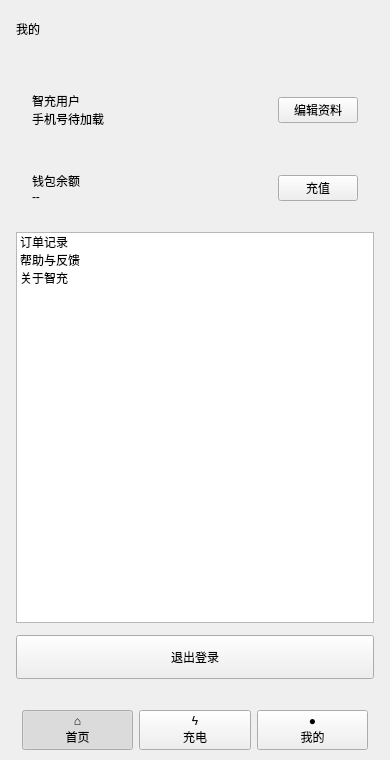
dirtysoup0519/ChargingUser, file ui/mainwindow.ui: the form before one commit.
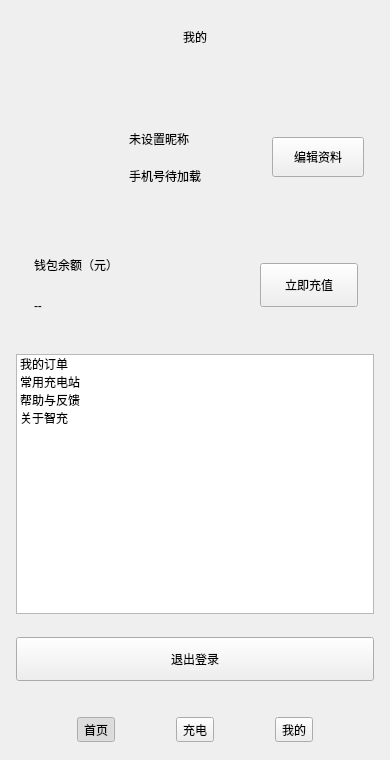
The form after the commit. The open tabs and pages were chosen to show the change. Icons and pictures are not drawn.

Commit message: feat(ui): complete profile pages and icon resources

The edit to the form file:
```diff
--- a/ui/mainwindow.ui
+++ b/ui/mainwindow.ui
@@ -49,29 +49,30 @@
      <item><spacer name="chargingPageSpace"><property name="orientation"><enum>Qt::Vertical</enum></property><property name="sizeHint"><size><width>1</width><height>40</height></size></property></spacer></item>
     </layout></widget>
     <widget class="QWidget" name="profilePage"><layout class="QVBoxLayout" name="profilePageLayout">
-     <property name="leftMargin"><number>16</number></property><property name="topMargin"><number>20</number></property><property name="rightMargin"><number>16</number></property><property name="bottomMargin"><number>20</number></property><property name="spacing"><number>12</number></property>
-     <item><widget class="QLabel" name="profilePageTitle"><property name="text"><string>我的</string></property></widget></item>
+     <property name="leftMargin"><number>16</number></property><property name="topMargin"><number>18</number></property><property name="rightMargin"><number>16</number></property><property name="bottomMargin"><number>18</number></property><property name="spacing"><number>14</number></property>
+     <item><widget class="QLabel" name="profilePageTitle"><property name="minimumSize"><size><width>0</width><height>38</height></size></property><property name="text"><string>我的</string></property><property name="alignment"><set>Qt::AlignCenter</set></property></widget></item>
      <item><widget class="QLabel" name="accountStatusLabel"><property name="text"><string/></property><property name="wordWrap"><bool>true</bool></property><property name="visible"><bool>false</bool></property></widget></item>
-     <item><widget class="QFrame" name="profileCard"><layout class="QHBoxLayout" name="profileCardLayout"><property name="leftMargin"><number>16</number></property><property name="topMargin"><number>16</number></property><property name="rightMargin"><number>16</number></property><property name="bottomMargin"><number>16</number></property>
-      <item><widget class="QLabel" name="profileSummaryLabel"><property name="text"><string>智充用户
-手机号待加载</string></property></widget></item><item><spacer name="profileCardSpace"><property name="orientation"><enum>Qt::Horizontal</enum></property><property name="sizeHint"><size><width>20</width><height>1</height></size></property></spacer></item><item><widget class="QPushButton" name="btnEditProfile"><property name="text"><string>编辑资料</string></property></widget></item>
+     <item><widget class="QFrame" name="profileCard"><property name="minimumSize"><size><width>0</width><height>118</height></size></property><layout class="QHBoxLayout" name="profileCardLayout"><property name="leftMargin"><number>14</number></property><property name="topMargin"><number>15</number></property><property name="rightMargin"><number>10</number></property><property name="bottomMargin"><number>15</number></property><property name="spacing"><number>13</number></property>
+      <item><widget class="QLabel" name="profileAvatarLabel"><property name="minimumSize"><size><width>86</width><height>86</height></size></property><property name="maximumSize"><size><width>86</width><height>86</height></size></property><property name="text"><string/></property><property name="pixmap"><pixmap resource="../resources/resources.qrc">:/icons/default_avatar.png</pixmap></property><property name="scaledContents"><bool>true</bool></property><property name="alignment"><set>Qt::AlignCenter</set></property></widget></item>
+      <item><widget class="QWidget" name="profileTextBlock"><layout class="QVBoxLayout" name="profileTextLayout"><property name="leftMargin"><number>0</number></property><property name="topMargin"><number>10</number></property><property name="rightMargin"><number>0</number></property><property name="bottomMargin"><number>10</number></property><property name="spacing"><number>6</number></property><item><widget class="QLabel" name="profileSummaryLabel"><property name="text"><string>未设置昵称</string></property><property name="wordWrap"><bool>true</bool></property></widget></item><item><widget class="QLabel" name="profilePhoneLabel"><property name="text"><string>手机号待加载</string></property></widget></item></layout></widget></item>
+      <item><spacer name="profileCardSpace"><property name="orientation"><enum>Qt::Horizontal</enum></property><property name="sizeHint"><size><width>8</width><height>1</height></size></property></spacer></item>
+      <item><widget class="QToolButton" name="btnEditProfile"><property name="minimumSize"><size><width>92</width><height>40</height></size></property><property name="text"><string>编辑资料</string></property><property name="icon"><iconset resource="../resources/resources.qrc"><normaloff>:/icons/chevron_right.png</normaloff>:/icons/chevron_right.png</iconset></property><property name="iconSize"><size><width>18</width><height>18</height></size></property><property name="toolButtonStyle"><enum>Qt::ToolButtonTextBesideIcon</enum></property><property name="layoutDirection"><enum>Qt::RightToLeft</enum></property></widget></item>
      </layout></widget></item>
-     <item><widget class="QFrame" name="walletCard"><layout class="QHBoxLayout" name="walletCardLayout"><property name="leftMargin"><number>16</number></property><property name="topMargin"><number>16</number></property><property name="rightMargin"><number>16</number></property><property name="bottomMargin"><number>16</number></property>
-      <item><widget class="QLabel" name="walletSummaryLabel"><property name="text"><string>钱包余额
---</string></property></widget></item><item><spacer name="walletCardSpace"><property name="orientation"><enum>Qt::Horizontal</enum></property><property name="sizeHint"><size><width>20</width><height>1</height></size></property></spacer></item><item><widget class="QPushButton" name="btnRecharge"><property name="text"><string>充值</string></property></widget></item>
+     <item><widget class="QFrame" name="walletCard"><property name="minimumSize"><size><width>0</width><height>110</height></size></property><layout class="QHBoxLayout" name="walletCardLayout"><property name="leftMargin"><number>18</number></property><property name="topMargin"><number>17</number></property><property name="rightMargin"><number>16</number></property><property name="bottomMargin"><number>17</number></property>
+      <item><widget class="QWidget" name="walletTextBlock"><layout class="QVBoxLayout" name="walletTextLayout"><property name="leftMargin"><number>0</number></property><property name="topMargin"><number>0</number></property><property name="rightMargin"><number>0</number></property><property name="bottomMargin"><number>0</number></property><property name="spacing"><number>6</number></property><item><widget class="QLabel" name="walletTitleLabel"><property name="text"><string>钱包余额（元）</string></property></widget></item><item><widget class="QLabel" name="walletSummaryLabel"><property name="text"><string>--</string></property></widget></item></layout></widget></item>
+      <item><spacer name="walletCardSpace"><property name="orientation"><enum>Qt::Horizontal</enum></property><property name="sizeHint"><size><width>20</width><height>1</height></size></property></spacer></item>
+      <item><widget class="QPushButton" name="btnRecharge"><property name="minimumSize"><size><width>98</width><height>44</height></size></property><property name="text"><string>立即充值</string></property></widget></item>
      </layout></widget></item>
-     <item><widget class="QListWidget" name="profileMenuList"><item><property name="text"><string>订单记录</string></property></item><item><property name="text"><string>帮助与反馈</string></property></item><item><property name="text"><string>关于智充</string></property></item></widget></item>
+     <item><widget class="QListWidget" name="profileMenuList"><property name="minimumSize"><size><width>0</width><height>260</height></size></property><property name="maximumSize"><size><width>16777215</width><height>260</height></size></property><property name="focusPolicy"><enum>Qt::NoFocus</enum></property><property name="iconSize"><size><width>22</width><height>22</height></size></property><property name="verticalScrollBarPolicy"><enum>Qt::ScrollBarAlwaysOff</enum></property><property name="horizontalScrollBarPolicy"><enum>Qt::ScrollBarAlwaysOff</enum></property><item><property name="icon"><iconset resource="../resources/resources.qrc"><normaloff>:/icons/order.png</normaloff>:/icons/order.png</iconset></property><property name="text"><string>我的订单</string></property></item><item><property name="icon"><iconset resource="../resources/resources.qrc"><normaloff>:/icons/pin.png</normaloff>:/icons/pin.png</iconset></property><property name="text"><string>常用充电站</string></property></item><item><property name="icon"><iconset resource="../resources/resources.qrc"><normaloff>:/icons/help.png</normaloff>:/icons/help.png</iconset></property><property name="text"><string>帮助与反馈</string></property></item><item><property name="icon"><iconset resource="../resources/resources.qrc"><normaloff>:/icons/info.png</normaloff>:/icons/info.png</iconset></property><property name="text"><string>关于智充</string></property></item></widget></item>
+     <item><spacer name="profilePageSpace"><property name="orientation"><enum>Qt::Vertical</enum></property><property name="sizeHint"><size><width>1</width><height>20</height></size></property></spacer></item>
      <item><widget class="QPushButton" name="btnLogout"><property name="minimumSize"><size><width>0</width><height>44</height></size></property><property name="text"><string>退出登录</string></property></widget></item>
     </layout></widget>
    </widget></item>
    <item><widget class="QFrame" name="bottomBar"><property name="minimumSize"><size><width>0</width><height>61</height></size></property><property name="maximumSize"><size><width>16777215</width><height>61</height></size></property>
     <layout class="QHBoxLayout" name="bottomLayout"><property name="leftMargin"><number>22</number></property><property name="topMargin"><number>2</number></property><property name="rightMargin"><number>22</number></property><property name="bottomMargin"><number>1</number></property>
-     <item><widget class="QPushButton" name="homeNav"><property name="text"><string>⌂
-首页</string></property><property name="checkable"><bool>true</bool></property><property name="checked"><bool>true</bool></property></widget></item>
-     <item><widget class="QPushButton" name="chargeNav"><property name="text"><string>ϟ
-充电</string></property><property name="checkable"><bool>true</bool></property></widget></item>
-     <item><widget class="QPushButton" name="profileNav"><property name="text"><string>●
-我的</string></property><property name="checkable"><bool>true</bool></property></widget></item>
+     <item><widget class="QToolButton" name="homeNav"><property name="text"><string>首页</string></property><property name="icon"><iconset resource="../resources/resources.qrc"><normaloff>:/icons/home.png</normaloff><normalon>:/icons/home_active.png</normalon>:/icons/home.png</iconset></property><property name="iconSize"><size><width>24</width><height>24</height></size></property><property name="toolButtonStyle"><enum>Qt::ToolButtonTextUnderIcon</enum></property><property name="checkable"><bool>true</bool></property><property name="checked"><bool>true</bool></property></widget></item>
+     <item><widget class="QToolButton" name="chargeNav"><property name="text"><string>充电</string></property><property name="icon"><iconset resource="../resources/resources.qrc"><normaloff>:/icons/charge.png</normaloff><normalon>:/icons/charge_active.png</normalon>:/icons/charge.png</iconset></property><property name="iconSize"><size><width>24</width><height>24</height></size></property><property name="toolButtonStyle"><enum>Qt::ToolButtonTextUnderIcon</enum></property><property name="checkable"><bool>true</bool></property></widget></item>
+     <item><widget class="QToolButton" name="profileNav"><property name="text"><string>我的</string></property><property name="icon"><iconset resource="../resources/resources.qrc"><normaloff>:/icons/user.png</normaloff><normalon>:/icons/user_active.png</normalon>:/icons/user.png</iconset></property><property name="iconSize"><size><width>24</width><height>24</height></size></property><property name="toolButtonStyle"><enum>Qt::ToolButtonTextUnderIcon</enum></property><property name="checkable"><bool>true</bool></property></widget></item>
     </layout>
    </widget></item>
   </layout>
```
The commit also changes 21 other files.
